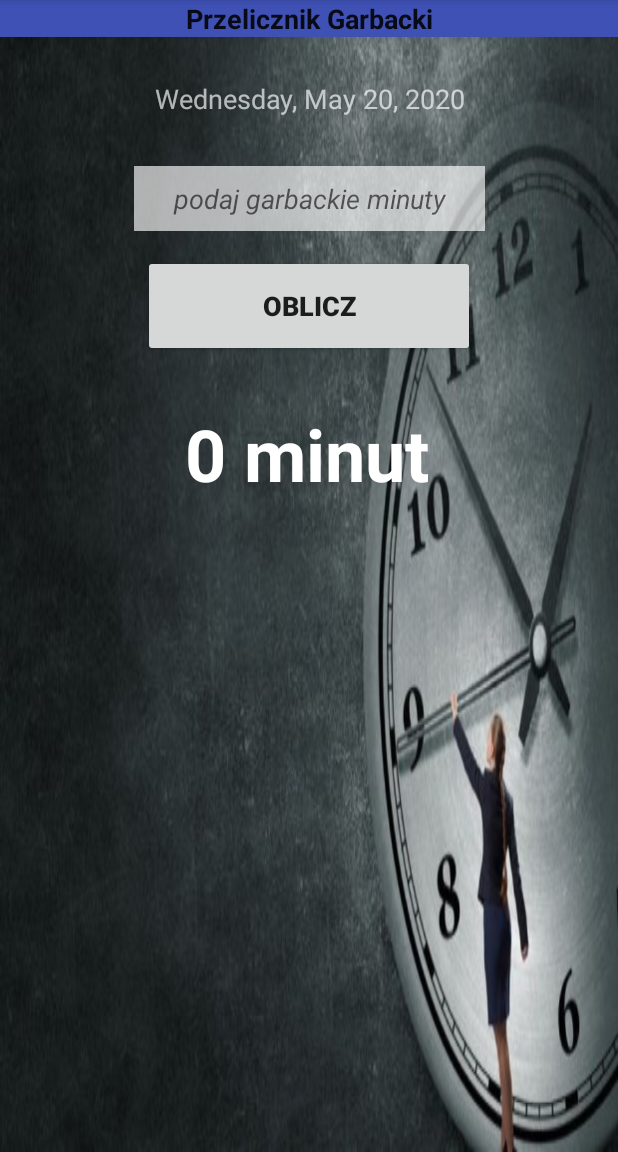
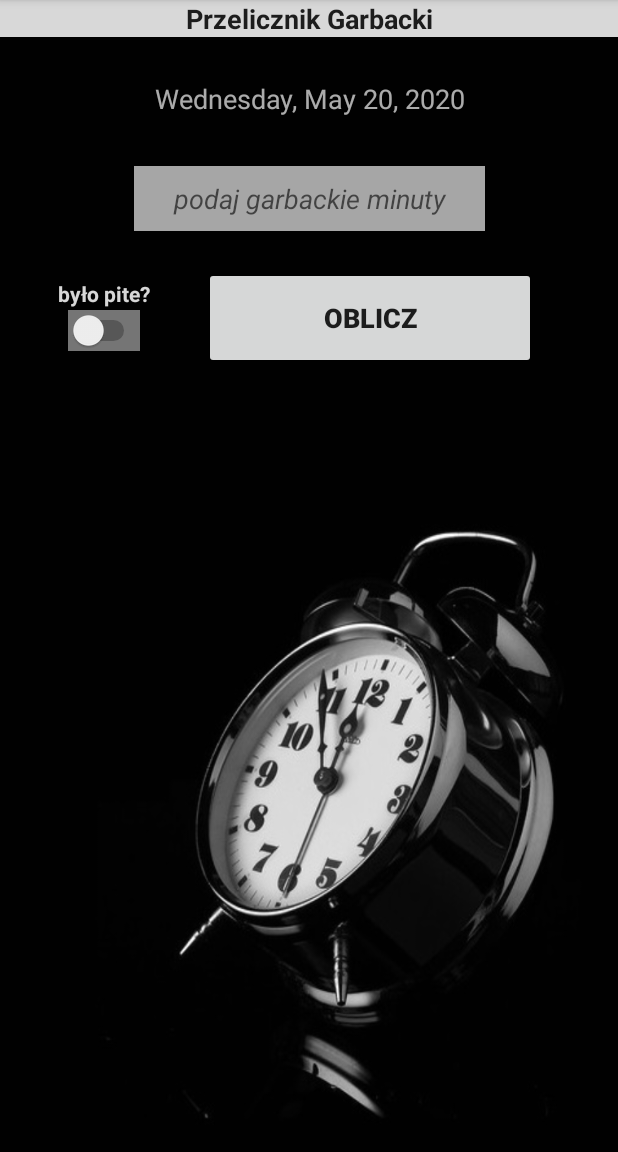
Before and after one commit to JakubMichalski4321/TimeCalculator, an Android app: the screen it shows after launch (MainActivity), after a tap on "OBLICZ", on a phone screen of 412 x 824 dp, the part 84-1236 px from its top. Run offline under Robolectric (Android 15) with nearby library versions, the phone set to English and light mode, and no system bars.

Commit message:
change of background disable button when on click event still processing add switch "byloPiteSwitch" and add it to final result

```diff
--- a/app/src/main/java/com/example/club27/MainActivity.java
+++ b/app/src/main/java/com/example/club27/MainActivity.java
@@ -5,6 +5,7 @@ import android.os.Bundle;
 import android.view.View;
 import android.widget.Button;
 import android.widget.EditText;
+import android.widget.Switch;
 import android.widget.TextView;
 import androidx.appcompat.app.AppCompatActivity;
 
@@ -18,34 +19,34 @@ public class MainActivity extends AppCompatActivity {
         super.onCreate(savedInstanceState);
         setContentView(R.layout.activity_main);
 
-        Button obliczButton = (Button) findViewById(R.id.obliczButton);
+        final Button obliczButton = (Button) findViewById(R.id.obliczButton);
         final Calendar calendar = Calendar.getInstance();
         final String currentDate = DateFormat.getDateInstance(DateFormat.FULL).format(calendar.getTime());
         TextView textViewDate = findViewById(R.id.currentTimeView);
         textViewDate.setText(currentDate);
         final MediaPlayer clockSound = MediaPlayer.create(this, R.raw.ticking_sound);
+        final Switch byloPiteSwitch = (Switch) findViewById(R.id.byloPiteSwitch);
+        final EditText minutesSetEditText = (EditText) findViewById(R.id.minutesSetEditText);
 
         obliczButton.setOnClickListener(new View.OnClickListener() {
             @Override
             public void onClick(View v) {
+                if (!minutesSetEditText.getText().toString().trim().equals("")) {
 
                     clockSound.start();
-                try {
-                    Thread.sleep(3000);
-                } catch (InterruptedException e) {
-                    e.printStackTrace();
-                }
-                EditText minutesSetEditText = (EditText) findViewById(R.id.minutesSetEditText);
+
+                    obliczButton.setEnabled(false);
+                    try { Thread.sleep(3000); } catch (InterruptedException e) { e.printStackTrace(); }
 
                     int dayOfWeek = calendar.get(Calendar.DAY_OF_WEEK);
                     int hourOfDay = calendar.get(Calendar.HOUR);
 
                     double scaleLevel = 1.0;
 
-                        switch (hourOfDay){
+                    switch (hourOfDay) {
                         case 0:
                             scaleLevel = 1.1;
-                        if(dayOfWeek == 6) scaleLevel *=2;
+                            if (dayOfWeek == 6) scaleLevel *= 2;
                             break;
                         case 1:
                             scaleLevel = 1.05;
@@ -70,78 +71,81 @@ public class MainActivity extends AppCompatActivity {
                             break;
                         case 8:
                             scaleLevel = 1.3;
-                        if(dayOfWeek == 6) scaleLevel *=3;
+                            if (dayOfWeek == 6) scaleLevel *= 3;
                             break;
                         case 9:
                             scaleLevel = 1.6;
-                        if(dayOfWeek == 6) scaleLevel *=3;
+                            if (dayOfWeek == 6) scaleLevel *= 3;
                             break;
                         case 10:
                             scaleLevel = 2.1;
-                        if(dayOfWeek == 6) scaleLevel *=3;
+                            if (dayOfWeek == 6) scaleLevel *= 3;
                             break;
                         case 11:
                             scaleLevel = 2.6;
-                        if(dayOfWeek == 6) scaleLevel *=4;
+                            if (dayOfWeek == 6) scaleLevel *= 4;
                             break;
                         case 12:
                             scaleLevel = 3.2;
-                        if(dayOfWeek == 6) scaleLevel *=4;
+                            if (dayOfWeek == 6) scaleLevel *= 4;
                             break;
                         case 13:
                             scaleLevel = 2.67;
-                        if(dayOfWeek == 6) scaleLevel *=2.4;
+                            if (dayOfWeek == 6) scaleLevel *= 2.4;
                             break;
                         case 14:
                             scaleLevel = 3.12;
-                        if(dayOfWeek == 6) scaleLevel *=2;
+                            if (dayOfWeek == 6) scaleLevel *= 2;
                             break;
                         case 15:
                             scaleLevel = 3.24;
-                        if(dayOfWeek == 6) scaleLevel *=1.5;
+                            if (dayOfWeek == 6) scaleLevel *= 1.5;
                             break;
                         case 16:
                             scaleLevel = 3.1;
-                        if(dayOfWeek == 6) scaleLevel *=1.5;
+                            if (dayOfWeek == 6) scaleLevel *= 1.5;
                             break;
                         case 17:
                             scaleLevel = 2.7;
-                        if(dayOfWeek == 6) scaleLevel *=1.3;
+                            if (dayOfWeek == 6) scaleLevel *= 1.3;
                             break;
                         case 18:
                             scaleLevel = 2.4;
-                        if(dayOfWeek == 6) scaleLevel *=1.2;
+                            if (dayOfWeek == 6) scaleLevel *= 1.2;
                             break;
                         case 19:
                             scaleLevel = 2.5;
-                        if(dayOfWeek == 6) scaleLevel *=1.3;
+                            if (dayOfWeek == 6) scaleLevel *= 1.3;
                             break;
                         case 20:
                             scaleLevel = 2.3;
-                        if(dayOfWeek == 6) scaleLevel *=1.4;
+                            if (dayOfWeek == 6) scaleLevel *= 1.4;
                             break;
                         case 21:
                             scaleLevel = 2.2;
-                        if(dayOfWeek == 6) scaleLevel *=1.3;
+                            if (dayOfWeek == 6) scaleLevel *= 1.3;
                             break;
                         case 22:
                             scaleLevel = 1.5;
-                        if(dayOfWeek == 6) scaleLevel *=1.2;
+                            if (dayOfWeek == 6) scaleLevel *= 1.2;
                             break;
                         case 23:
                             scaleLevel = 1.3;
-                        if(dayOfWeek == 6) scaleLevel *=1.1;
+                            if (dayOfWeek == 6) scaleLevel *= 1.1;
                             break;
                     }
 
                     double scale = (Math.random() * ((scaleLevel - 1) + 1)) + 1;
                     double minutes = Double.parseDouble(minutesSetEditText.getText().toString()) * scale;
+                    if (byloPiteSwitch.isChecked()) minutes *= 0.7;
                     TextView resultTextView = (TextView) findViewById(R.id.resultText);
-                resultTextView.setText((int)minutes + " minut");
+                    resultTextView.setText((int) minutes + " minut");
+
+
+                    obliczButton.setEnabled(true);
+                }
+            } });
 
 
     }
-        });
-
 }
-}
--- a/app/src/main/res/layout/activity_main.xml
+++ b/app/src/main/res/layout/activity_main.xml
@@ -6,7 +6,7 @@
         android:layout_width="match_parent"
         android:layout_height="match_parent"
         tools:context=".MainActivity"
-        android:background="@drawable/bg">
+        android:background="@drawable/garbacki_czas_bg">
     <Button
             android:text="Oblicz"
             android:layout_width="221dp"
@@ -14,8 +14,9 @@
             android:id="@+id/obliczButton"
             android:textSize="18sp" android:textStyle="bold"
             android:gravity="center"
-            app:layout_constraintTop_toBottomOf="@+id/minutesSetEditText" android:layout_marginTop="16dp"
-            app:layout_constraintStart_toStartOf="parent" app:layout_constraintEnd_toEndOf="parent"/>
+            app:layout_constraintTop_toBottomOf="@+id/minutesSetEditText" android:layout_marginTop="24dp"
+            app:layout_constraintStart_toStartOf="parent" app:layout_constraintEnd_toEndOf="parent"
+            app:layout_constraintHorizontal_bias="0.715"/>
     <TextView
             android:layout_width="303dp"
             android:layout_height="42dp"
@@ -33,7 +34,7 @@
             android:gravity="center"
             app:layout_constraintEnd_toEndOf="parent"
             app:layout_constraintStart_toStartOf="parent" app:layout_constraintTop_toBottomOf="@+id/obliczButton"
-            android:layout_marginTop="32dp" app:layout_constraintHorizontal_bias="0.494" android:textColor="#FFFFFF"/>
+            android:layout_marginTop="20dp" android:textColor="#FFFFFF"/>
     <EditText
             android:layout_width="0dp"
             android:layout_height="wrap_content"
@@ -42,7 +43,7 @@
             android:ems="10"
             android:id="@+id/editText5"
             android:typeface="normal" android:textSize="18sp"
-            android:textStyle="bold" android:background="#3F51B5"
+            android:textStyle="bold" android:background="#D8FFFFFF"
             android:gravity="center" app:layout_constraintTop_toTopOf="parent"
             app:layout_constraintEnd_toEndOf="parent" app:layout_constraintStart_toStartOf="parent"/>
     <EditText
@@ -56,6 +57,28 @@
             app:layout_constraintTop_toBottomOf="@+id/currentTimeView" android:layout_marginTop="24dp"
             app:layout_constraintStart_toStartOf="parent" app:layout_constraintEnd_toEndOf="parent"
             android:textColor="#7C070707" android:background="#A6FFFFFF" android:textStyle="italic"/>
+    <Switch
+            android:layout_width="wrap_content"
+            android:layout_height="wrap_content"
+            android:id="@+id/byloPiteSwitch" android:textColor="#FFFFFF"
+            android:textColorHint="#A8D30909" android:background="#74FFFFFF" tools:checked="false"
+            android:checked="false"
+            android:fadingEdge="none" android:textColorLink="#BCE00404" android:textAllCaps="false"
+            android:textIsSelectable="false" app:layout_constraintTop_toBottomOf="@+id/byloPiteTextView"
+            app:layout_constraintBottom_toTopOf="@+id/resultText"
+            app:layout_constraintEnd_toStartOf="@+id/obliczButton" app:layout_constraintStart_toStartOf="parent"
+            app:layout_constraintHorizontal_bias="0.515" app:layout_constraintVertical_bias="0.0"
+            android:textCursorDrawable="@color/colorAccent"/>
+    <TextView
+            android:text="było pite?"
+            android:layout_width="84dp"
+            android:layout_height="22dp"
+            android:id="@+id/byloPiteTextView" android:textColor="#D7FFFFFF"
+            android:gravity="center" android:textColorHint="#AEFFFFFF" android:textColorLink="#75FFFFFF"
+            app:layout_constraintEnd_toStartOf="@+id/obliczButton" app:layout_constraintStart_toStartOf="parent"
+            app:layout_constraintTop_toBottomOf="@+id/minutesSetEditText"
+            app:layout_constraintBottom_toTopOf="@+id/resultText" app:layout_constraintHorizontal_bias="0.519"
+            app:layout_constraintVertical_bias="0.34" android:textStyle="bold"/>
 
 
 </androidx.constraintlayout.widget.ConstraintLayout>
--- a/app/src/main/res/values/colors.xml
+++ b/app/src/main/res/values/colors.xml
@@ -2,5 +2,5 @@
 <resources>
     <color name="colorPrimary">#008577</color>
     <color name="colorPrimaryDark">#00574B</color>
-    <color name="colorAccent">#D81B60</color>
+    <color name="colorAccent">#EBCC1C1C</color>
 </resources>
```
Also changed, not shown: app/src/main/res/drawable/bg.jpg (deleted), app/src/main/res/drawable/garbacki_czas_bg.jpg (added). Lines whose indentation alone changed are shown as unchanged.
